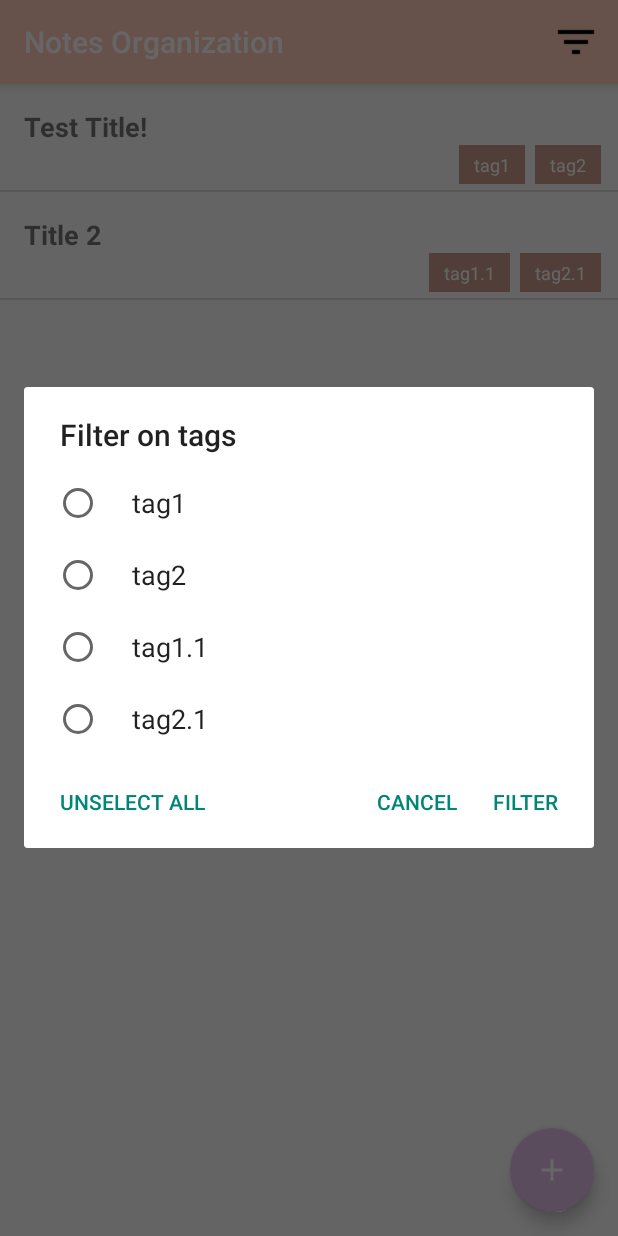
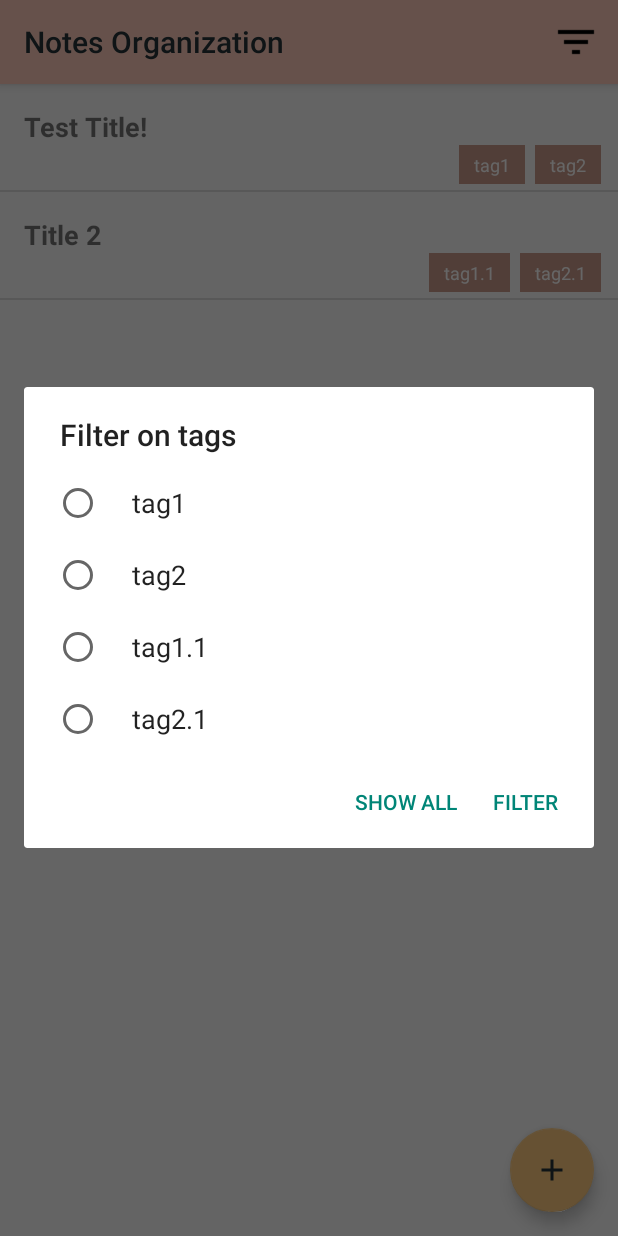
Before and after one commit to inayrus/FinalAppProject, an Android app: the screen it shows after launch (MainActivity), after a tap on "Filter Tags", on a phone screen of 412 x 824 dp. Run offline under Robolectric (Android 15) with nearby library versions, the phone set to English and light mode, and no system bars.

Commit message:
started on cleaning the code, fixed tags bugs

```diff
--- a/app/src/main/java/com/example/finalappproject/ImageHelper.java
+++ b/app/src/main/java/com/example/finalappproject/ImageHelper.java
@@ -1,8 +1,8 @@
 /* ***************************************************************************************
  * Helper file that converts an image URI to bitmap.
- * Code from the helper file of https://github.com/microsoft/Cognitive-Vision-Android
+ * Code from this helper file made by: https://github.com/microsoft/Cognitive-Vision-Android
  *
- * by Valerie Sawirja
+ * Valerie Sawirja
  * **************************************************************************************/
 
 package com.example.finalappproject;
--- a/app/src/main/java/com/example/finalappproject/MainActivity.java
+++ b/app/src/main/java/com/example/finalappproject/MainActivity.java
@@ -1,31 +1,28 @@
+/* *************************************************************************************************
+ * The main activity of the Notes app. Displays a list with all the notes,
+ * has a toolbar with a tag filter option and shows a floating action button.
+ *
+ * Clicking a note or the floating action button sends the user to the NoteActivity.
+ * Clicking the filter icon will open an AlertDialogue, where a tag can be selected.
+ *
+ * by Valerie Sawirja
+ * ************************************************************************************************/
+
 package com.example.finalappproject;
 
 import android.content.DialogInterface;
 import android.content.Intent;
 import android.database.Cursor;
-import android.database.sqlite.SQLiteDatabase;
-import android.graphics.Color;
+import android.support.v4.content.ContextCompat;
 import android.support.v7.app.AlertDialog;
 import android.support.v7.app.AppCompatActivity;
 import android.os.Bundle;
-import android.support.v7.widget.LinearLayoutManager;
-import android.support.v7.widget.RecyclerView;
 import android.support.v7.widget.Toolbar;
-import android.view.LayoutInflater;
 import android.view.Menu;
 import android.view.MenuItem;
 import android.view.View;
 import android.widget.AdapterView;
-import android.widget.CheckBox;
-import android.widget.EditText;
-import android.widget.LinearLayout;
 import android.widget.ListView;
-import android.widget.Toast;
-
-import java.util.ArrayList;
-import java.util.Arrays;
-
-import javax.xml.datatype.Duration;
 
 public class MainActivity extends AppCompatActivity {
 
@@ -43,28 +40,54 @@ public class MainActivity extends AppCompatActivity {
         Toolbar toolbar = findViewById(R.id.mainActToolbar);
         setSupportActionBar(toolbar);
         getSupportActionBar().setTitle("Notes Organization");
-        toolbar.setTitleTextColor(Color.WHITE);
+        toolbar.setTitleTextColor(ContextCompat.getColor(this, R.color.textOnLight));
 
         // select all notes from the database & set the NoteAdapter
         this.db = NoteDatabase.getInstance(getApplicationContext());
-        Cursor cursor = db.selectAll();
-        this.notesAdapter = new NoteAdapter(this, cursor);
 
         // get all the tags from the database
         this.allTags = db.getAllTags();
 
+        Cursor cursor;
+
+        // if phone is being turned
+        if (savedInstanceState != null) {
+            this.selectedFilter = savedInstanceState.getInt("selectedFilter");
+
+            if (selectedFilter == -1) {
+                // select all
+                cursor = db.selectAll();
+            }
+            else {
+                // get what tag was filtered on
+                cursor = db.filterTags(allTags[selectedFilter].toString());
+            }
+        }
+        // if the activity is newly created
+        else {
+            // display all the notes
+            cursor = db.selectAll();
+
+            // initialize selectedFilters on none
+            this.selectedFilter = -1;
+        }
+
         // set the adapter to the list
+        this.notesAdapter = new NoteAdapter(this, cursor);
         ListView notesList = findViewById(R.id.notesList);
         notesList.setAdapter(notesAdapter);
 
         // set an list item listener
         ListItemClickListener listListener = new ListItemClickListener();
         notesList.setOnItemClickListener(listListener);
+    }
 
-        // initialize selectedFilters on none
-        this.selectedFilter = -1;
+    @Override
+    public void onSaveInstanceState(Bundle outState) {
+        super.onSaveInstanceState(outState);
 
-        // tags adapter is set in the NoteAdapter Class
+        // remember if the notes are filtered
+        outState.putInt("selectedFilter", selectedFilter);
     }
 
     // link the action buttons to the toolbar
@@ -92,7 +115,7 @@ public class MainActivity extends AppCompatActivity {
             Intent intent = new Intent(MainActivity.this, NoteActivity.class);
             Note note = new Note();
 
-            // cursor can't be put as extra, so unpack the values and send those
+            // cursor can't be put as extra, so unpack the values and send those as a Note
             Cursor cursor = (Cursor) parent.getItemAtPosition(position);
 
             int titleIndex = cursor.getColumnIndex("Title");
@@ -127,6 +150,7 @@ public class MainActivity extends AppCompatActivity {
         startActivity(intent);
     }
 
+    // updates the notes shown (used when applying filter or when new note is added)
     private void updateData() {
         // remember if notes were filtered
         Cursor newCursor;
@@ -148,6 +172,7 @@ public class MainActivity extends AppCompatActivity {
     @Override
     public boolean onOptionsItemSelected(MenuItem item) {
         switch (item.getItemId()) {
+
             case R.id.action_filter:
                 // make alert dialogue with all tag options
                 AlertDialog alert = tagsListBuild().create();
@@ -167,9 +192,6 @@ public class MainActivity extends AppCompatActivity {
         builder.setTitle("Filter on tags");
         builder.setCancelable(true);
 
-        // arraylist to keep the selected items
-        final String selectedTag;
-
         // http://www.learn-android-easily.com/2013/06/alertdialog-with-checkbox.html
         builder.setSingleChoiceItems(allTags, selectedFilter,
                 new DialogInterface.OnClickListener() {
@@ -179,14 +201,6 @@ public class MainActivity extends AppCompatActivity {
                     public void onClick(DialogInterface dialog, int which) {
                         selectedFilter = which;
                         System.out.println(selectedFilter);
-                    }
-                });
-
-        builder.setNegativeButton(
-                "Cancel",
-                new DialogInterface.OnClickListener() {
-                    public void onClick(DialogInterface dialog, int id) {
-                        dialog.cancel();
                     }
                 });
 
@@ -213,8 +227,8 @@ public class MainActivity extends AppCompatActivity {
                     }
                 });
 
-        builder.setNeutralButton(
-                "Unselect all",
+        builder.setNegativeButton(
+                "Show all",
                 new DialogInterface.OnClickListener() {
                     public void onClick(DialogInterface dialog, int id) {
                         selectedFilter = -1;
--- a/app/src/main/java/com/example/finalappproject/SelectActivity.java
+++ b/app/src/main/java/com/example/finalappproject/SelectActivity.java
@@ -7,6 +7,7 @@ import android.graphics.Color;
 import android.net.Uri;
 import android.os.AsyncTask;
 import android.provider.MediaStore;
+import android.support.v4.content.ContextCompat;
 import android.support.v7.app.ActionBar;
 import android.support.v7.app.AppCompatActivity;
 import android.os.Bundle;
@@ -82,7 +83,7 @@ public class SelectActivity extends AppCompatActivity {
         Toolbar toolbar = findViewById(R.id.selectActToolbar);
         setSupportActionBar(toolbar);
         getSupportActionBar().setTitle("Select Photo");
-        toolbar.setTitleTextColor(Color.WHITE);
+        toolbar.setTitleTextColor(ContextCompat.getColor(this, R.color.textOnLight));
 
         // Get a support ActionBar for this toolbar
         ActionBar actionBar = getSupportActionBar();
--- a/app/src/main/res/layout/activity_main.xml
+++ b/app/src/main/res/layout/activity_main.xml
@@ -32,11 +32,11 @@
         android:layout_height="wrap_content"
         android:layout_gravity="bottom|end"
         android:layout_margin="16dp"
+        android:clickable="true"
+        android:onClick="newNoteClicked"
         android:src="@drawable/ic_add_white_24dp"
-        android:tint="@android:color/white"
-        app:backgroundTint="@color/colorAccent"
-        android:clickable="true"
-        android:onClick="newNoteClicked"/>
+        android:tint="@color/textOnLight"
+        app:backgroundTint="@color/colorAccent" />
 
     <!--<android.support.design.widget.FloatingActionButton-->
         <!--android:id="@+id/fabPhoto"-->
--- a/app/src/main/res/layout/activity_note.xml
+++ b/app/src/main/res/layout/activity_note.xml
@@ -63,9 +63,9 @@
         android:layout_marginBottom="24dp"
         android:clickable="true"
         android:onClick="doneClicked"
-        android:tint="@android:color/white"
+        android:tint="@color/textOnLight"
         app:backgroundTint="@color/colorAccent"
         app:fabSize="normal"
-        app:srcCompat="@drawable/baseline_done_black_18dp" />
+        app:srcCompat="@drawable/baseline_done_black_24dp" />
 
 </android.support.design.widget.CoordinatorLayout>
--- a/app/src/main/res/menu/note_act_menu.xml
+++ b/app/src/main/res/menu/note_act_menu.xml
@@ -13,14 +13,14 @@
 
     <!-- Add Tags, should always appear as action button -->
     <item android:id="@+id/action_tags"
-        android:icon="@drawable/baseline_label_black_18dp"
+        android:icon="@drawable/outline_label_black_48dp"
         android:title="@string/action_tag"
         app:showAsAction="ifRoom"/>
 
     <!-- "Delete", should always appear as action button -->
     <item
         android:id="@+id/action_delete"
-        android:icon="@drawable/baseline_delete_black_18dp"
+        android:icon="@drawable/outline_delete_black_48dp"
         android:title="@string/action_delete"
         app:showAsAction="ifRoom"/>
 
--- a/app/src/main/res/values/colors.xml
+++ b/app/src/main/res/values/colors.xml
@@ -2,6 +2,7 @@
 <resources>
     <color name="colorPrimary">#ffccbc</color>
     <color name="colorPrimaryDark">#cb9b8c</color>
-    <color name="colorAccent">#e1bee7</color>
+    <color name="colorAccent">#ffcc80</color>
     <color name="background">#FFFFFF</color>
+    <color name="textOnLight">#263238</color>
 </resources>
--- a/app/src/main/res/values/strings.xml
+++ b/app/src/main/res/values/strings.xml
@@ -1,5 +1,5 @@
 <resources>
-    <string name="app_name">FinalAppProject</string>
+    <string name="app_name">Note Organization</string>
     <string name="action_delete">Delete</string>
     <string name="action_tag">Add tags</string>
     <string name="action_share">Share</string>
@@ -7,7 +7,7 @@
     <string name="action_add">Handwriting recognition</string>
     <string name="action_filter">Filter Tags</string>
 
-    <string name="subscription_key">2f79b465b5f4418ea3cad6a3e922b961</string>
+    <string name="subscription_key">752cef510d804efea0a81d79ef44087c</string>
     <string name="subscription_apiroot">https://westcentralus.api.cognitive.microsoft.com/vision/v1.0</string>
 
 </resources>
```
Also changed, not shown: app/src/main/java/com/example/finalappproject/ConvertRequest.java (deleted, +0 -173 lines), app/src/main/java/com/example/finalappproject/NoteActivity.java (+13 -19 lines), app/src/main/res/values/styles.xml (+20 -0 lines), app/src/main/res/drawable/baseline_delete_black_18dp.png (deleted), app/src/main/res/drawable/baseline_done_black_18dp.png (deleted), app/src/main/res/drawable/baseline_done_black_24dp.png (added), app/src/main/res/drawable/baseline_label_black_18dp.png (deleted), app/src/main/res/drawable/outline_delete_black_48dp.png (added), app/src/main/res/drawable/outline_label_black_48dp.png (added), 1 other file.
